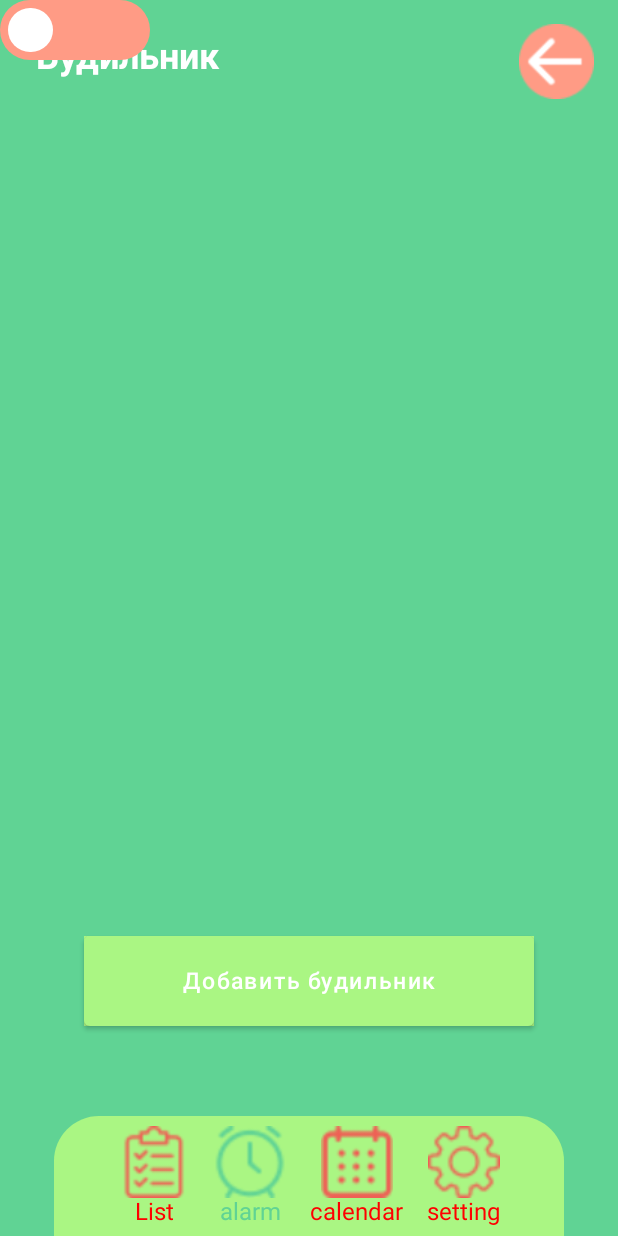
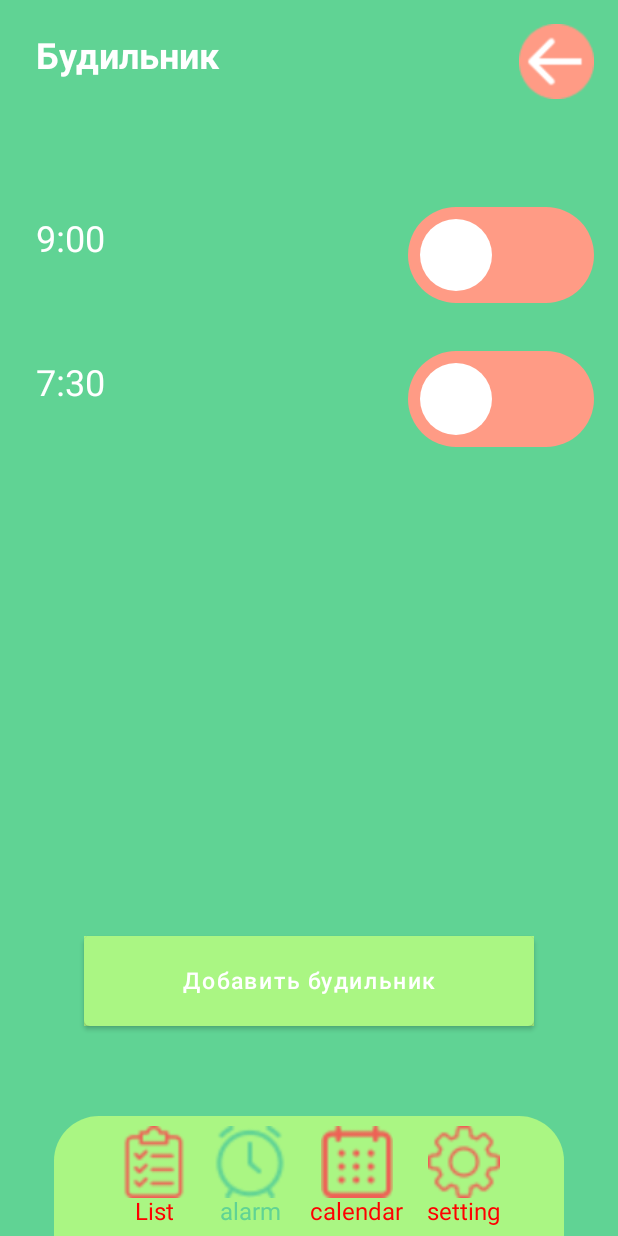
Before and after one commit to Dodor15/compesRep, an Android app built with Jetpack Compose: the AlarmActicity screen opened directly, with no data from a screen before it, on a phone screen of 412 x 824 dp. Run offline under Robolectric (Android 15) with nearby library versions, the phone set to English and light mode, and no system bars.

Commit message:
main menu 2 98procent

```diff
--- a/Compose/app/src/main/java/com/example/compose/AlarmActicity.kt
+++ b/Compose/app/src/main/java/com/example/compose/AlarmActicity.kt
@@ -7,6 +7,7 @@ import androidx.activity.compose.setContent
 import androidx.compose.animation.core.LinearOutSlowInEasing
 import androidx.compose.animation.core.animateDpAsState
 import androidx.compose.animation.core.tween
+import androidx.compose.foundation.Image
 import androidx.compose.foundation.background
 import androidx.compose.foundation.clickable
 import androidx.compose.foundation.interaction.MutableInteractionSource
@@ -21,6 +22,8 @@ import androidx.compose.ui.Modifier
 import androidx.compose.ui.draw.clip
 import androidx.compose.ui.graphics.Color
 import androidx.compose.ui.platform.LocalContext
+import androidx.compose.ui.res.painterResource
+import androidx.compose.ui.text.font.FontWeight
 import androidx.compose.ui.tooling.preview.Preview
 import androidx.compose.ui.unit.Dp
 import androidx.compose.ui.unit.dp
@@ -47,9 +50,11 @@ class AlarmActicity : ComponentActivity() {
 @Composable
 fun Alarm(name: String) {
     val context = LocalContext.current
-    UperText(Name = "Будильник")
     Column() {
-        SwitchCooler(switchPadding = 5.dp, buttonWidth = 100.dp, buttonHeight = 40.dp, value = false)
+        UperText(Name = "Будильник")
+        Spacer(modifier = Modifier.height(40.dp))
+        AlarmSwitch(Time = "9:00")
+        AlarmSwitch(Time = "7:30")
     }
 
 
@@ -76,12 +81,28 @@ fun Alarm(name: String) {
 }
 
 @Composable
-fun AlarmSwitch(Time:String){
-    Text(text = Time)
-    SwitchCooler(switchPadding = 5.dp, buttonWidth = 80.dp, buttonHeight = 40.dp, value = false)
+fun AlarmSwitch(Time:String) {
+    Box() {
+        Box(Modifier.padding(24.dp), contentAlignment = Alignment.TopStart) {
+            Text(text = Time, fontSize = 24.sp, color = Color.White)
+        }
+        Box(
+            Modifier
+                .padding(16.dp)
+                .fillMaxWidth(), contentAlignment = Alignment.TopEnd) {
+            SwitchCooler(switchPadding = 8.dp, buttonWidth = 124.dp, buttonHeight = 64.dp, value =false )
+        }
+    }
+}
 
 
-}
+
+
+
+
+
+
+
 
 @Composable
 fun SwitchCooler(
--- a/Compose/app/src/main/java/com/example/compose/UserLogin.kt
+++ b/Compose/app/src/main/java/com/example/compose/UserLogin.kt
@@ -107,16 +107,18 @@ fun PasswordTextField() {
 
 @Composable
 fun UperText(Name:String){
+    Box() {
         Box(Modifier.padding(24.dp), contentAlignment = Alignment.TopStart) {
             Text(text = Name, fontSize = 24.sp, color = Color.White, fontWeight = FontWeight.Bold)
         }
-    Box(Modifier.padding(16.dp), contentAlignment = Alignment.TopEnd){
+        Box(Modifier.padding(16.dp).fillMaxWidth(), contentAlignment = Alignment.TopEnd) {
             IconButton(onClick = { /*TODO*/ }) {
                 Image(
                     painter = painterResource(R.drawable.back_button),
                     contentDescription = "sd",
                     Modifier.size(50.dp, 50.dp)
                 )
+            }
         }
     }
 }
```
Lines whose indentation alone changed are shown as unchanged.
